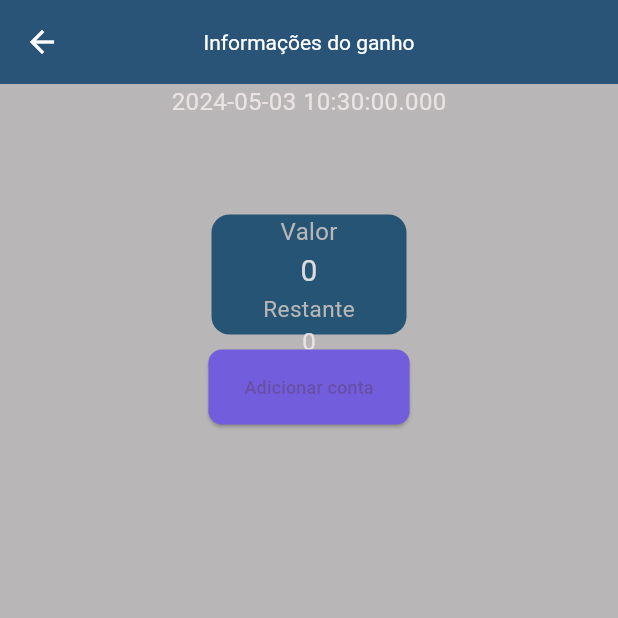
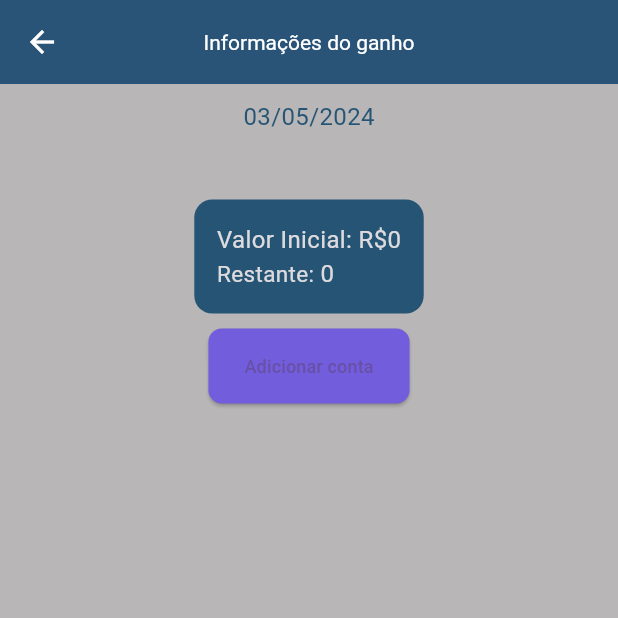
Before and after one commit to EduardoGomesSa/myfinance, a Flutter app: the IncomeInfoPage screen opened directly with empty values, on a phone screen of 412 x 824 dp, the top half of it. Run offline on Flutter 3.47's test engine with Material 3 defaults, Android fonts, the phone set to English and light mode, and no system bars; our stand-ins replace dio, fluttertoast, get, shared_preferences; accounts and stored records are empty.

Commit message:
consertando o box de info_incomes

```diff
--- a/lib/app/bindings/income_binding.dart
+++ b/lib/app/bindings/income_binding.dart
@@ -1,10 +1,12 @@
 import 'package:get/get.dart';
 import 'package:myfinance/app/controllers/income_controller.dart';
+import 'package:myfinance/app/core/utils/app_utils.dart';
 import 'package:myfinance/app/repositories/income_repository.dart';
 
 class IncomeBinding extends Bindings{
   @override
   void dependencies(){
+    Get.put(AppUtils());
     Get.put(IncomeRepository(httpManager: Get.find(), appUtils: Get.find()));
     Get.put(IncomeController(auth: Get.find(), repository: Get.find(), appUtils: Get.find()));
   }
--- a/lib/app/core/utils/app_utils.dart
+++ b/lib/app/core/utils/app_utils.dart
@@ -26,10 +26,17 @@ class AppUtils {
     return numberFormat.format(price);
   }
 
+  String formatDateTimeHome(DateTime dateTime) {
+    initializeDateFormatting();
+
+    DateFormat dateFormat = DateFormat.yMMM('pt_BR');
+    return dateFormat.format(dateTime);
+  }
+
   String formatDateTime(DateTime dateTime) {
     initializeDateFormatting();
 
-    DateFormat dateFormat = DateFormat.yMMM('pt_BR');
+    DateFormat dateFormat = DateFormat.yMd('pt_BR');
     return dateFormat.format(dateTime);
   }
 
--- a/lib/app/core/widgets/expense_widget.dart
+++ b/lib/app/core/widgets/expense_widget.dart
@@ -12,16 +12,13 @@ class ExpenseWidget extends StatelessWidget {
 
   @override
   Widget build(BuildContext context) {
-    return Card(
-      child: Container(
-        margin: const EdgeInsets.only(left: 20, right: 20, top: 20),
-        child: Container(
+    return Container(
       decoration: BoxDecoration(
         borderRadius: BorderRadius.circular(12),
         color: AppColors.backgroundComponent,
       ),
       child: Padding(
-            padding: const EdgeInsets.all(18),
+        padding: const EdgeInsets.symmetric(horizontal: 15, vertical: 5),
         child: Row(
           crossAxisAlignment: CrossAxisAlignment.start,
           children: [
@@ -43,8 +40,6 @@ class ExpenseWidget extends StatelessWidget {
           ],
         ),
       ),
-        ),
-      ),
     );
   }
 }
--- a/lib/app/core/widgets/income_widget.dart
+++ b/lib/app/core/widgets/income_widget.dart
@@ -1,5 +1,6 @@
 import 'package:flutter/material.dart';
 import 'package:myfinance/app/core/config/app_colors.dart';
+import 'package:myfinance/app/core/utils/app_utils.dart';
 import 'package:myfinance/app/models/income_model.dart';
 import 'package:myfinance/app/pages/income/income_info_page.dart';
 
@@ -18,7 +19,7 @@ class IncomeWidget extends StatelessWidget{
         Navigator.push(
           context,
           MaterialPageRoute(
-            builder: (context) => IncomeInfoPage(income: model)
+            builder: (context) => IncomeInfoPage(income: model, appUtils: AppUtils(),)
           )
         );
       },
--- a/lib/app/pages/home/home_page.dart
+++ b/lib/app/pages/home/home_page.dart
@@ -67,7 +67,7 @@ class HomePage extends StatelessWidget {
                           Padding(
                             padding: const EdgeInsets.symmetric(horizontal: 15),
                             child: Text(
-                              appUtils.formatDateTime(model.created!),
+                              appUtils.formatDateTimeHome(model.created!),
                               style: const TextStyle(
                                 fontWeight: FontWeight.bold,
                                 fontSize: 18,
--- a/lib/app/pages/income/income_info_page.dart
+++ b/lib/app/pages/income/income_info_page.dart
@@ -1,14 +1,20 @@
 import 'package:flutter/material.dart';
 import 'package:myfinance/app/core/config/app_colors.dart';
+import 'package:myfinance/app/core/utils/app_utils.dart';
 import 'package:myfinance/app/core/widgets/expense_widget.dart';
 import 'package:myfinance/app/models/expense_model.dart';
 import 'package:myfinance/app/models/income_model.dart';
 import '../bill/bill_form_page.dart';
 
 class IncomeInfoPage extends StatelessWidget {
-  const IncomeInfoPage({Key? key, required this.income}) : super(key: key);
+  const IncomeInfoPage({
+    Key? key,
+    required this.income,
+    required this.appUtils,
+  }) : super(key: key);
 
   final IncomeModel income;
+  final AppUtils appUtils;
 
   @override
   Widget build(BuildContext context) {
@@ -27,83 +33,77 @@ class IncomeInfoPage extends StatelessWidget {
             width: size.width,
             child: Column(
               children: [
+                Padding(
+                  padding: const EdgeInsets.symmetric(vertical: 10),
+                  child: Column(
+                    children: [
                       Text(
-                  "${income.created}",
+                        appUtils.formatDateTime(income.created!),
                         style: const TextStyle(
                           fontSize: 16,
-                    color: AppColors.primaryText
+                          color: AppColors.backgroundComponent,
                         ),
                       ),
                       Text(
                         "${income.title}",
                         style: const TextStyle(
-                    fontSize: 24, color: AppColors.primaryText
+                          fontSize: 24,
+                          color: AppColors.backgroundComponent,
                         ),
-                ),
-                const SizedBox(height: 30),
-
-                Container(
-                width: 130,
-                height: 80,
-                padding: const EdgeInsets.symmetric(horizontal: 15),
-                decoration: BoxDecoration(
-                color: AppColors.backgroundComponent,
-                borderRadius: BorderRadius.circular(12)
-              ),
-              child: Column(
-                crossAxisAlignment: CrossAxisAlignment.center,
-                mainAxisAlignment: MainAxisAlignment.center,
-                children: [
-                  const Row(
-                    //crossAxisAlignment: CrossAxisAlignment.center,
-                    mainAxisAlignment: MainAxisAlignment.center,
-                    children: [
-                      Text(
-                        "Valor",
-                        style: TextStyle(
-                          fontSize: 16,
-                          color:AppColors.secundaryText),
                       ),
                     ],
                   ),
+                ),
+
                 Row(
-                      mainAxisAlignment: MainAxisAlignment.center,
+                  mainAxisSize: MainAxisSize.min,
                   children: [
+                    Container(
+                      padding: const EdgeInsets.symmetric(
+                        vertical: 15,
+                        horizontal: 15,
+                      ),
+                      decoration: BoxDecoration(
+                        color: AppColors.backgroundComponent,
+                        borderRadius: BorderRadius.circular(12),
+                      ),
+                      child: Column(
+                        crossAxisAlignment: CrossAxisAlignment.start,
+                        children: [
+                          Row(
+                            mainAxisAlignment: MainAxisAlignment.start,
+                            children: [
+                              const Text(
+                                "Valor Inicial: ",
+                                style: TextStyle(
+                                    fontSize: 16, color: AppColors.primaryText),
+                              ),
                               Text(
-                          "${income.value}",
+                                "R\$${income.value}",
                                 style: const TextStyle(
-                            fontSize: 20,
-                            color: AppColors.primaryText
+                                    fontSize: 16, color: AppColors.primaryText),
+                              )
+                            ],
                           ),
+                          Row(
+                            mainAxisAlignment: MainAxisAlignment.start,
+                            children: [
+                              const Text(
+                                "Restante: ",
+                                style: TextStyle(
+                                    fontSize: 15, color: AppColors.primaryText),
+                              ),
+                              Text(
+                                "${income.remained}",
+                                style: const TextStyle(
+                                    fontSize: 16, color: AppColors.primaryText),
                               )
-                      ]
-                    ),
-                  const Row(
-                    //crossAxisAlignment: CrossAxisAlignment.center,
-                    mainAxisAlignment: MainAxisAlignment.center,
-                    children: [
-                      Text(
-                        "Restante",
-                        style: TextStyle(
-                          fontSize: 15,
-                          color:AppColors.secundaryText),
+                            ],
                           ),
                         ],
                       ),
-                  Row(
-                      mainAxisAlignment: MainAxisAlignment.center,
-                      children: [
-                        Text(
-                          "${income.remained}",
-                          style: const TextStyle(
-                            fontSize: 16,
-                            color: AppColors.primaryText
-                          ),
-                        )
-                      ]
                     ),
                   ],
-              ),
                 ),
 
                 Column(
@@ -125,7 +125,10 @@ class IncomeInfoPage extends StatelessWidget {
                             FocusScope.of(context).unfocus();
                             Navigator.push(
                               context,
-                          MaterialPageRoute(builder: (context) => BillFormPage(incomeModel: income,)),
+                              MaterialPageRoute(
+                                  builder: (context) => BillFormPage(
+                                        incomeModel: income,
+                                      )),
                             );
                           },
                           child: const Text(
--- a/lib/app/pages/profile/profile_page.dart
+++ b/lib/app/pages/profile/profile_page.dart
@@ -11,9 +11,7 @@ class ProfilePage extends StatelessWidget{
         title: const Text("Usuário"),
         backgroundColor: AppColors.backgroundComponent,
       ),
-      body: Container(
-        child: Text("profile Page"),
-      ),
+      body: const Text("profile Page"),
     );
   }
 }
```
Lines whose indentation alone changed are shown as unchanged.
